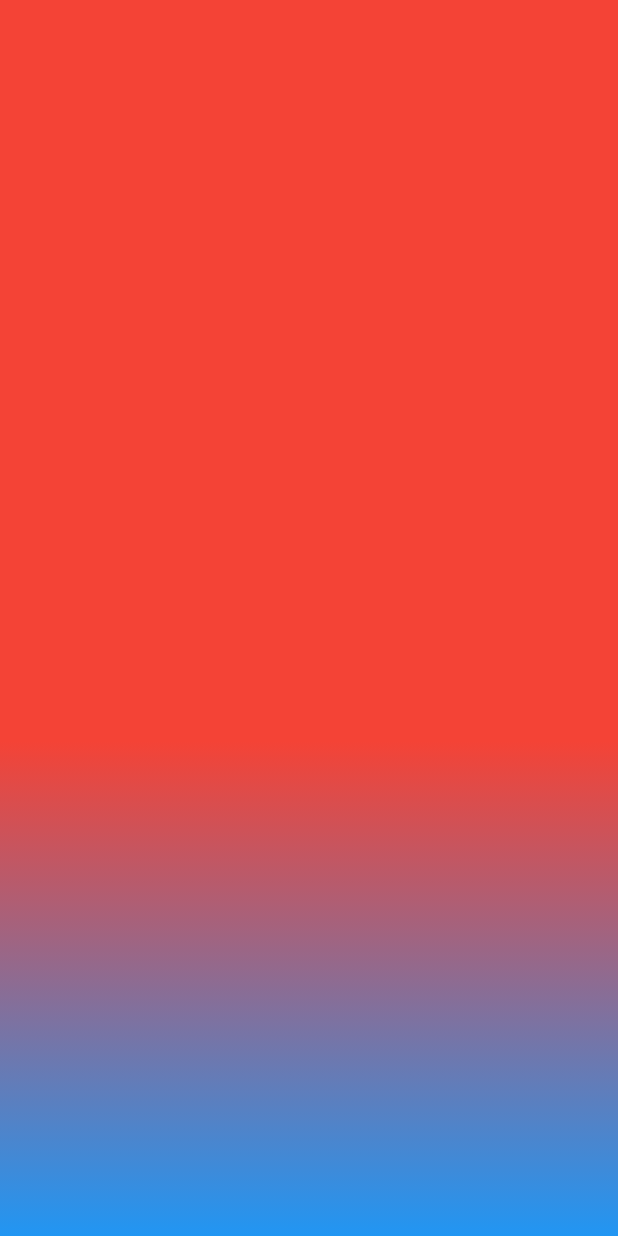
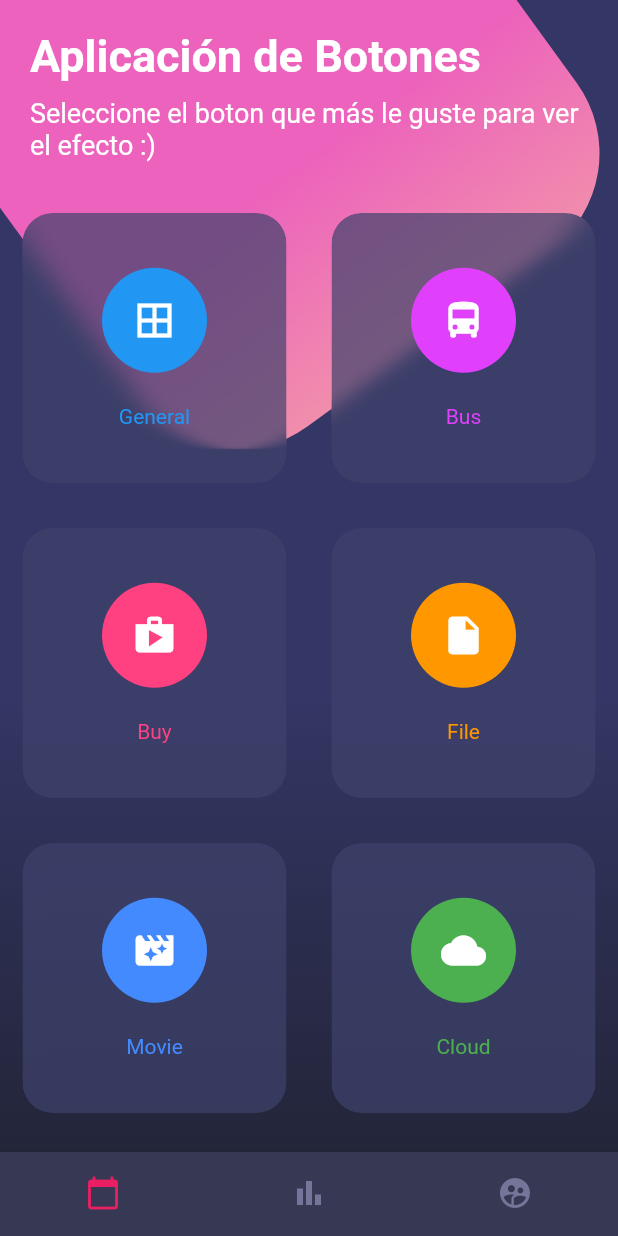
Before and after one commit to FKSAxell/plantilla_flutter, a Flutter app: the screen it shows after launch, on a phone screen of 412 x 824 dp. Run offline on Flutter 3.47's test engine with Material 2 defaults, Android fonts, the light colour scheme and no system bars.

Commit message:
plantilla 3 final

```diff
--- a/lib/main.dart
+++ b/lib/main.dart
@@ -1,4 +1,7 @@
+import 'dart:io';
+
 import 'package:flutter/material.dart';
+import 'package:flutter/services.dart';
 import 'package:plantillas_flutter/src/pages/basico_page.dart';
 import 'package:plantillas_flutter/src/pages/botones_page.dart';
 import 'package:plantillas_flutter/src/pages/scroll_page.dart';
@@ -8,6 +11,29 @@ void main() => runApp(MyApp());
 class MyApp extends StatelessWidget {
   @override
   Widget build(BuildContext context) {
+
+    //cambiar colores notificaciones
+
+
+    if (Platform.isAndroid) {
+      SystemChrome.setSystemUIOverlayStyle(SystemUiOverlayStyle.light.copyWith(
+        statusBarColor:Colors.transparent
+      ));
+
+      //  SystemChrome.setSystemUIOverlayStyle(SystemUiOverlayStyle.dark.copyWith(
+      //   statusBarColor:Colors.white,
+      //   statusBarIconBrightness: Brightness.dark
+      // ));
+
+    } else if (Platform.isIOS) {
+      SystemChrome.setSystemUIOverlayStyle(SystemUiOverlayStyle.light.copyWith(
+        statusBarColor:Colors.white
+      ));
+    }
+
+
+
+
     return MaterialApp(
       title: 'Diseños',
       debugShowCheckedModeBanner: false,
--- a/lib/src/pages/botones_page.dart
+++ b/lib/src/pages/botones_page.dart
@@ -1,3 +1,6 @@
+import 'dart:math';
+import 'dart:ui';
+
 import 'package:flutter/material.dart';
 class BotonesPage extends StatelessWidget {
   @override
@@ -5,12 +8,45 @@ class BotonesPage extends StatelessWidget {
     return Scaffold(
       body: Stack(
         children: [
-          _fondoApp()
+          _fondoApp(),
+          SingleChildScrollView(
+            child: Column(
+              children: [
+                _titulos(),
+                _botonesRedondeados(),
+              ],
+            ),
+          )
+
         ],
       ),
 
+      bottomNavigationBar:BottomNavigationBar(
+        fixedColor: Colors.pink,
+        backgroundColor: Color.fromRGBO(55, 57, 84, 1.0),
+        unselectedItemColor: Color.fromRGBO(116, 117, 152, 1.0),
+        showSelectedLabels: false,   // <-- HERE
+        showUnselectedLabels: false,
+        items: [
+          BottomNavigationBarItem(
+            icon: Icon(Icons.calendar_today),
+            label: ''
+          ),
+          BottomNavigationBarItem(
+            icon: Icon(Icons.bar_chart),
+            label: ''
+          ),
+          BottomNavigationBarItem(
+            icon: Icon(Icons.supervised_user_circle),
+            label: ''
+          ),
+        ],
+      ) ,
     );
   }
+
+
+
 
   _fondoApp() {
 
@@ -22,20 +58,142 @@ class BotonesPage extends StatelessWidget {
           begin: FractionalOffset(0.0,0.6),
           end: FractionalOffset(0.0,1.0),
           colors: [
-            Colors.red,
-            Colors.blue
+            Color.fromRGBO(52, 54, 101, 1.0),
+            Color.fromRGBO(35, 37, 57, 1.0)
           ]
 
         )
       ),
     );
 
+
+    final cajaRosa = Transform.rotate(
+      angle: -pi / 5.0,
+      child: Container(
+        height: 360.0 ,
+        width: 360.0,
+        decoration:BoxDecoration(
+          borderRadius: BorderRadius.circular(80.0),
+          gradient: LinearGradient(
+            begin: FractionalOffset(0.0,0.6),
+            end: FractionalOffset(0.0,1.0),
+            colors: [
+              Color.fromRGBO(236, 98, 188, 1.0),
+              Color.fromRGBO(241, 142, 172, 1.0)
+            ]
+          )
+        ),
+      )
+    );
+
+
     return Stack(
       children: [
-        gradiente
+        gradiente,
+        Positioned(
+          top: -100.0,
+          child: cajaRosa
+        )
       ],
     );
 
   }
 
+
+  _titulos() {
+
+    return SafeArea(
+      child: Container(
+        padding: EdgeInsets.all(20.0),
+        child: Column(
+          crossAxisAlignment: CrossAxisAlignment.start,
+          children: [
+            Text('Aplicación de Botones',style: TextStyle(color:Colors.white,fontSize: 30.0,fontWeight: FontWeight.bold),),
+            SizedBox(height: 10.0,),
+            Text('Seleccione el boton que más le guste para ver el efecto :) ',style: TextStyle(color:Colors.white,fontSize: 18.0),)
+          ],
+        ),
+      ),
+    );
+  }
+
+
+  _botonesRedondeados(){
+
+    return Table(
+      children: [
+        TableRow(
+          children: [
+
+            _crearBotonRedondeado(Colors.blue,Icons.border_all,'General'),
+            _crearBotonRedondeado(Colors.purpleAccent,Icons.directions_bus,'Bus'),
+
+          ]
+        ),
+        TableRow(
+          children: [
+
+            _crearBotonRedondeado(Colors.pinkAccent,Icons.shop,'Buy'),
+            _crearBotonRedondeado(Colors.orange,Icons.insert_drive_file,'File'),
+
+          ]
+        ),
+        TableRow(
+          children: [
+
+            _crearBotonRedondeado(Colors.blueAccent,Icons.movie_filter,'Movie'),
+            _crearBotonRedondeado(Colors.green, Icons.cloud,'Cloud'),
+
+          ]
+        ),
+        TableRow(
+          children: [
+
+            _crearBotonRedondeado(Colors.red,Icons.collections,'Fotos'),
+            _crearBotonRedondeado(Colors.teal,Icons.help_outline_outlined,'Help'),
+
+          ]
+        ),
+      ],
+    );
+
+  }
+
+
+  //ICONDATA OJO
+  _crearBotonRedondeado(Color color,IconData icono,String texto){
+
+
+
+    return Padding(
+      padding: EdgeInsets.all(15.0),
+        child: ClipRRect(
+          borderRadius: BorderRadius.circular(20.0),
+          child: BackdropFilter(
+            filter: ImageFilter.blur( sigmaX: 10.0, sigmaY: 0.0 ), //sigmaY 0 para borrar lo blanco
+            child: Container(
+              height: 180.0,
+              decoration: BoxDecoration(
+                color: Color.fromRGBO(62, 66, 107, 0.7),
+                borderRadius: BorderRadius.circular(20.0),
+              ),
+              child: Column(
+                mainAxisAlignment: MainAxisAlignment.spaceAround,
+                children: <Widget>[
+                  SizedBox( height: 5.0 ),
+                  CircleAvatar(
+                    backgroundColor: color,
+                    radius: 35.0,
+                    child: Icon( icono, color: Colors.white, size: 30.0, ),
+                  ),
+                  Text( texto , style: TextStyle( color: color )),
+                  SizedBox( height: 5.0 ),
+                ],
+              ),
+            ),
+          ),
+        ),
+);
+  }
+
 }
```
Also changed, not shown: comentarios/1.jpg (added), pubspec.lock.
